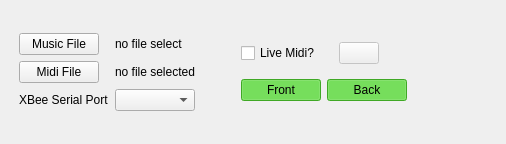
This is cpp/src/mainwindow.ui in PeterMitrano/glowsuit as Qt 5 draws it before an edit. The edited form follows.
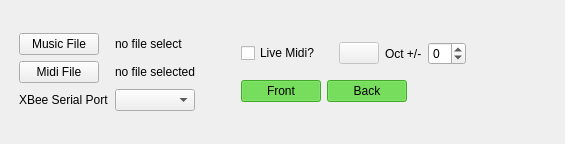
This is the edited form. Icons and pictures are not drawn.

Commit message:
add octave tuning, finished making threads members and not pointers
no errors on exiting now

Diff of the .ui file:
```diff
--- a/cpp/src/mainwindow.ui
+++ b/cpp/src/mainwindow.ui
@@ -6,7 +6,7 @@
    <rect>
     <x>0</x>
     <y>0</y>
-    <width>500</width>
+    <width>503</width>
     <height>144</height>
    </rect>
   </property>
@@ -131,6 +131,26 @@
               </property>
              </widget>
             </item>
+            <item>
+             <widget class="QLabel" name="octave_label">
+              <property name="text">
+               <string>Oct +/-</string>
+              </property>
+             </widget>
+            </item>
+            <item>
+             <widget class="QSpinBox" name="octave_spinbox">
+              <property name="suffix">
+               <string/>
+              </property>
+              <property name="minimum">
+               <number>-2</number>
+              </property>
+              <property name="maximum">
+               <number>2</number>
+              </property>
+             </widget>
+            </item>
             <item>
              <spacer name="horizontalSpacer_2">
               <property name="orientation">
```
The commit also changes 9 other files.
